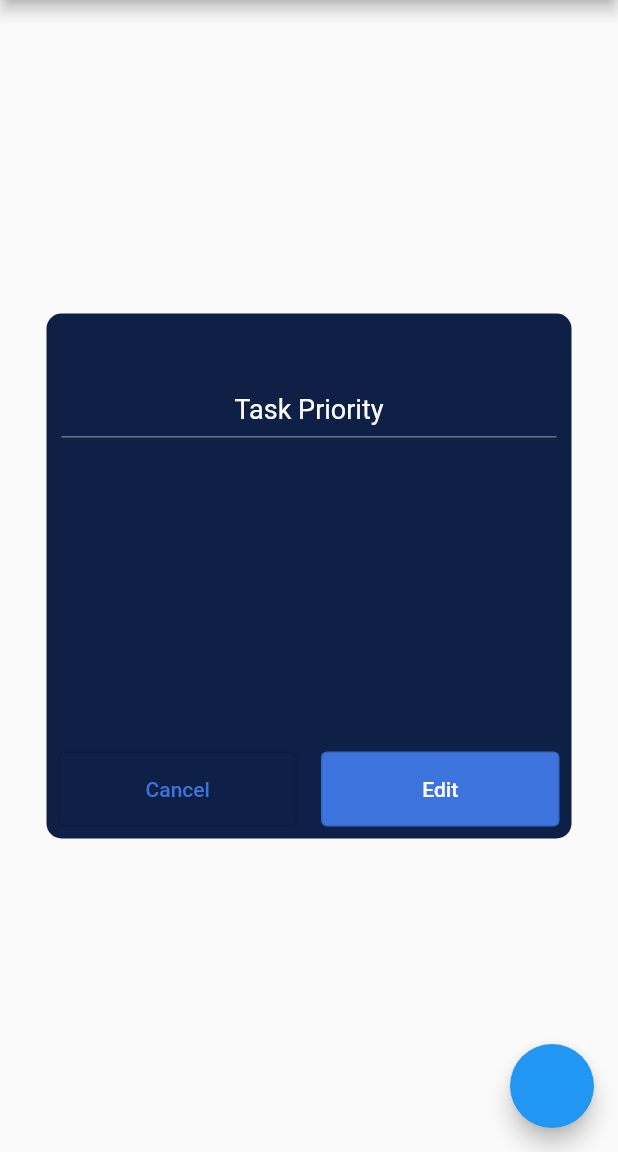
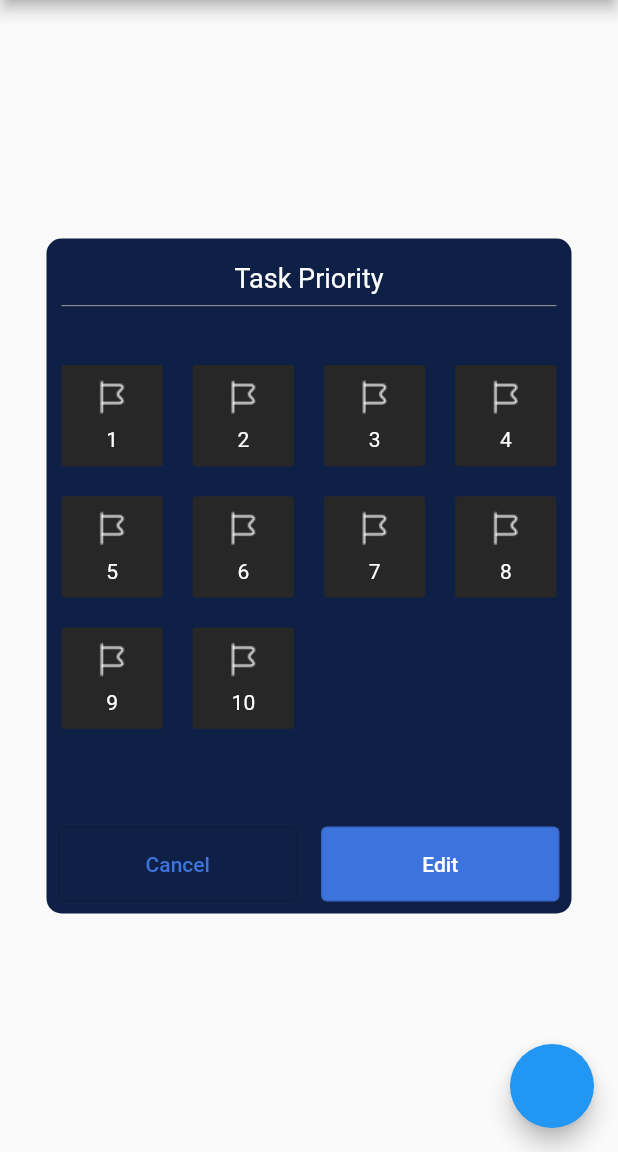
Before and after one commit to FlutterPortfolio-team/to-do, a Flutter app: the screen it shows after launch, on a phone screen of 412 x 824 dp, the part 84-1236 px from its top. Run offline on Flutter 3.47's test engine with Material 2 defaults, Android fonts, the phone set to English and light mode, and no system bars; our stand-ins replace flutter_calendar_carousel, wheel_chooser.

```diff
--- a/lib/main.dart
+++ b/lib/main.dart
@@ -55,7 +55,7 @@ class _MyHomePageState extends State<MyHomePage> {
         onPressed: () => showModalBottomSheet(
             context: context, builder: (context) => const AddTaskBottomSheet()),
       ),
-      body: const Center(
+      body: Center(
         child: TaskPriority(
             // button1Pressed: () => displayDialog(
             //     context,
--- a/lib/view/widgets/task_priority.dart
+++ b/lib/view/widgets/task_priority.dart
@@ -1,16 +1,122 @@
 import 'package:flutter/cupertino.dart';
+import 'package:flutter/material.dart';
 import 'package:flutter/src/foundation/key.dart';
 import 'package:flutter/src/widgets/framework.dart';
 import 'package:to_do/view/widgets/pop_up_container.dart';
+import 'package:to_do/view/widgets/small_container.dart';
 
 class TaskPriority extends StatelessWidget {
-  const TaskPriority({Key? key}) : super(key: key);
-
+  TaskPriority({Key? key}) : super(key: key);
+  List<SmallContainer> choices = <SmallContainer>[
+    SmallContainer(
+      body: Column(
+        mainAxisAlignment: MainAxisAlignment.spaceEvenly,
+        children: [
+          Image.asset('assets/Images/flag.png'),
+          Text(
+            '1',
+            style: TextStyle(color: Colors.white),
+          ),
+        ],
+      ),
+    ),
+    SmallContainer(
+      body: Column(
+        mainAxisAlignment: MainAxisAlignment.spaceEvenly,
+        children: [
+          Image.asset('assets/Images/flag.png'),
+          Text('2', style: TextStyle(color: Colors.white)),
+        ],
+      ),
+    ),
+    SmallContainer(
+      body: Column(
+        mainAxisAlignment: MainAxisAlignment.spaceEvenly,
+        children: [
+          Image.asset('assets/Images/flag.png'),
+          Text('3', style: TextStyle(color: Colors.white)),
+        ],
+      ),
+    ),
+    SmallContainer(
+      body: Column(
+        mainAxisAlignment: MainAxisAlignment.spaceEvenly,
+        children: [
+          Image.asset('assets/Images/flag.png'),
+          Text('4', style: TextStyle(color: Colors.white)),
+        ],
+      ),
+    ),
+    SmallContainer(
+      body: Column(
+        mainAxisAlignment: MainAxisAlignment.spaceEvenly,
+        children: [
+          Image.asset('assets/Images/flag.png'),
+          Text('5', style: TextStyle(color: Colors.white)),
+        ],
+      ),
+    ),
+    SmallContainer(
+      body: Column(
+        mainAxisAlignment: MainAxisAlignment.spaceEvenly,
+        children: [
+          Image.asset('assets/Images/flag.png'),
+          Text('6', style: TextStyle(color: Colors.white)),
+        ],
+      ),
+    ),
+    SmallContainer(
+      body: Column(
+        mainAxisAlignment: MainAxisAlignment.spaceEvenly,
+        children: [
+          Image.asset('assets/Images/flag.png'),
+          Text('7', style: TextStyle(color: Colors.white)),
+        ],
+      ),
+    ),
+    SmallContainer(
+      body: Column(
+        mainAxisAlignment: MainAxisAlignment.spaceEvenly,
+        children: [
+          Image.asset('assets/Images/flag.png'),
+          Text('8', style: TextStyle(color: Colors.white)),
+        ],
+      ),
+    ),
+    SmallContainer(
+      body: Column(
+        mainAxisAlignment: MainAxisAlignment.spaceEvenly,
+        children: [
+          Image.asset('assets/Images/flag.png'),
+          Text('9', style: TextStyle(color: Colors.white)),
+        ],
+      ),
+    ),
+    SmallContainer(
+      body: Column(
+        mainAxisAlignment: MainAxisAlignment.spaceEvenly,
+        children: [
+          Image.asset('assets/Images/flag.png'),
+          Text('10', style: TextStyle(color: Colors.white)),
+        ],
+      ),
+    ),
+  ];
   @override
   Widget build(BuildContext context) {
     return PopUpContainer(
+        height: 450.0,
         title: 'Task Priority',
-        body: Column(),
+        body: SizedBox(
+          height: 250,
+          child: GridView.count(
+            padding: const EdgeInsets.only(left: 10.0, right: 10.0),
+            crossAxisCount: 4,
+            crossAxisSpacing: 20.0,
+            mainAxisSpacing: 20.0,
+            children: choices,
+          ),
+        ),
         showDivider: true,
         setTodefault: false);
   }
```
Also changed, not shown: lib/view/widgets/choose_category_widget.dart (added, +112 -0 lines), assets/Images/add.png (added), assets/Images/design.png (added), assets/Images/education.png (added), assets/Images/grocery.png (added), assets/Images/health.png (added), assets/Images/home.png (added), assets/Images/movie.png (added), assets/Images/music.png (added), assets/Images/social.png (added), assets/Images/sports.png (added), assets/Images/work.png (added).
